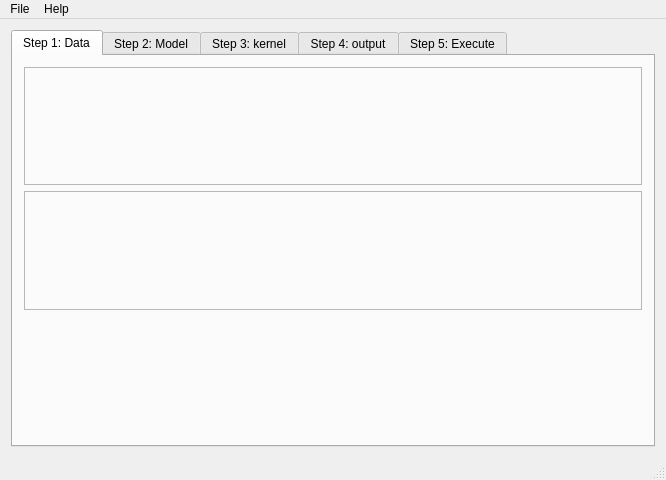
This is Qt/mainwindow.ui in Anders1232/GWR_BR as Qt 5 draws it before an edit. The edited form follows.
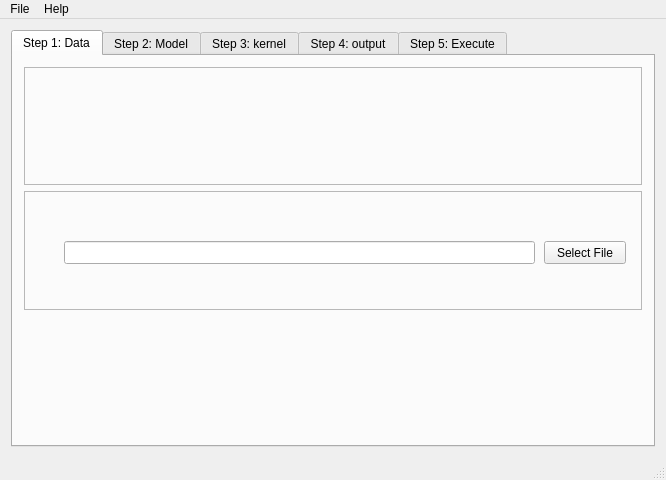
This is the edited form.

Patch:
```diff
--- a/Qt/mainwindow.ui
+++ b/Qt/mainwindow.ui
@@ -73,6 +73,32 @@
           <property name="frameShadow">
            <enum>QFrame::Raised</enum>
           </property>
+          <widget class="QLineEdit" name="lineEdit">
+           <property name="geometry">
+            <rect>
+             <x>40</x>
+             <y>50</y>
+             <width>471</width>
+             <height>23</height>
+            </rect>
+           </property>
+           <property name="readOnly">
+            <bool>true</bool>
+           </property>
+          </widget>
+          <widget class="QPushButton" name="pushButton">
+           <property name="geometry">
+            <rect>
+             <x>520</x>
+             <y>50</y>
+             <width>82</width>
+             <height>23</height>
+            </rect>
+           </property>
+           <property name="text">
+            <string>Select File</string>
+           </property>
+          </widget>
          </widget>
         </item>
         <item>
```
